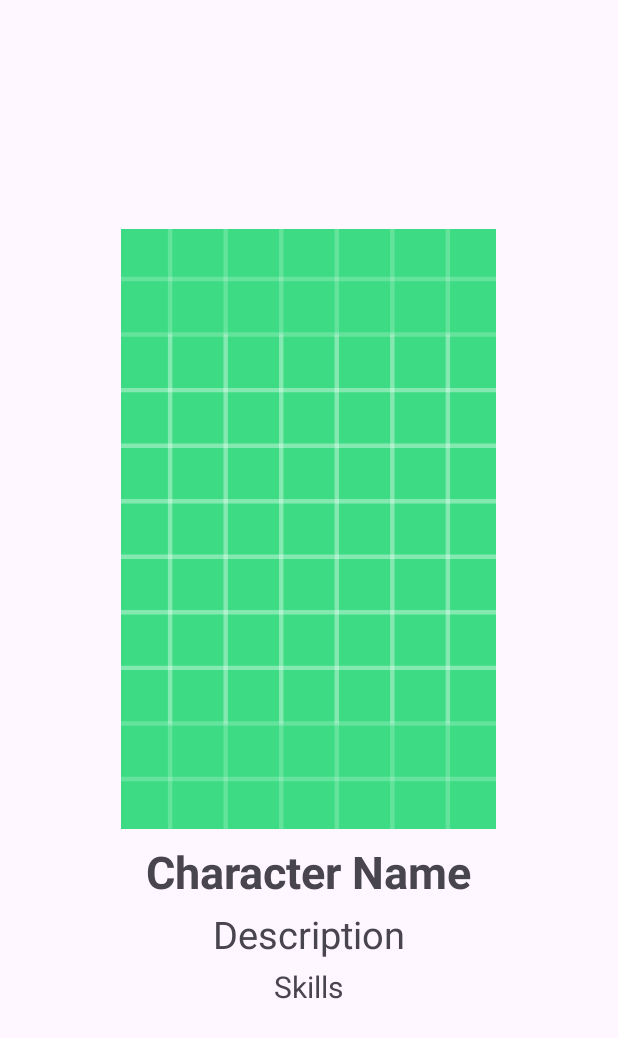
After one commit to cdvallejo/dampmdmtarea2cdva, an Android app: the fragment CharacterDetailFragment shown on its own in the app's theme, on a phone screen of 412 x 824 dp. The commit adds this screen. Shown: the top 1038 px of the screen. Run offline under Robolectric (Android 15) with nearby library versions, the phone set to English and light mode, and no system bars; 1 statement that could not run was skipped.

Commit message:
add Fragments, important changes

```diff
--- /dev/null
+++ b/app/src/main/java/com/example/dampmdmtarea2cdva/CharacterDetailFragment.java
@@ -0,0 +1,56 @@
+package com.example.dampmdmtarea2cdva;
+
+import android.os.Bundle;
+import android.view.LayoutInflater;
+import android.view.View;
+import android.view.ViewGroup;
+
+import androidx.annotation.NonNull;
+import androidx.annotation.Nullable;
+import androidx.appcompat.app.AppCompatActivity;
+import androidx.fragment.app.Fragment;
+
+import com.example.dampmdmtarea2cdva.databinding.CharacterDetailFragmentBinding;
+
+
+public class CharacterDetailFragment extends Fragment {
+
+    private CharacterDetailFragmentBinding binding;
+
+    @Nullable
+    @Override
+    public View onCreateView(@NonNull LayoutInflater inflater, @Nullable ViewGroup container, @Nullable Bundle savedInstanceState) {
+        // Inflar el layout para este fragmento
+        binding = CharacterDetailFragmentBinding.inflate(inflater, container, false);
+        return binding.getRoot();
+    }
+
+    @Override
+    public void onViewCreated(@NonNull View view, @Nullable Bundle savedInstanceState) {
+        super.onViewCreated(view, savedInstanceState);
+
+        // Obtener datos del argumento que inicia este fragmento
+        if (getArguments() != null) {
+            // Cambiado a int para IDs de recurso
+            int imageResId = getArguments().getInt("image");
+            String name = getArguments().getString("name");
+            String description = getArguments().getString("description");
+            String skills = getArguments().getString("skills");
+
+            // Asignar los datos a los componentes
+            binding.image.setImageResource(imageResId);
+            binding.name.setText(name);
+            binding.description.setText(description);
+            binding.skills.setText(skills);
+        }
+    }
+
+    @Override
+    public void onStart() {
+        super.onStart();
+        // Cambia el título del ActionBar
+        if (getActivity() != null) {
+            ((AppCompatActivity) getActivity()).getSupportActionBar().setTitle(R.string.detalles_del_personaje);
+        }
+    }
+}
--- /dev/null
+++ b/app/src/main/res/layout/character_detail_fragment.xml
@@ -0,0 +1,40 @@
+<LinearLayout xmlns:android="http://schemas.android.com/apk/res/android"
+    android:layout_width="match_parent"
+    android:layout_height="match_parent"
+    android:orientation="vertical"
+    android:padding="16dp"
+    android:gravity="center">
+
+    <ImageView
+        android:id="@+id/image"
+        android:layout_width="250dp"
+        android:layout_height="400dp"
+        android:scaleType="centerCrop"
+        android:src="@drawable/ic_launcher_background"/>
+
+    <TextView
+        android:id="@+id/name"
+        android:layout_width="wrap_content"
+        android:layout_height="wrap_content"
+        android:text="Character Name"
+        android:textSize="30sp"
+        android:textStyle="bold"
+        android:layout_marginTop="8dp" />
+
+    <TextView
+        android:id="@+id/description"
+        android:layout_width="wrap_content"
+        android:layout_height="wrap_content"
+        android:text="Description"
+        android:textSize="25sp"
+        android:layout_marginTop="4dp" />
+
+    <TextView
+        android:id="@+id/skills"
+        android:layout_width="wrap_content"
+        android:layout_height="wrap_content"
+        android:text="Skills"
+        android:textSize="20sp"
+        android:layout_marginTop="4dp" />
+
+</LinearLayout>
--- a/app/src/main/res/values/strings.xml
+++ b/app/src/main/res/values/strings.xml
@@ -1,3 +1,6 @@
 <resources>
     <string name="app_name">dam.pmdm.tarea2cdva</string>
+    <string name="lista_de_personajes">Lista de personajes</string>
+    <string name="detalles_del_personaje">Detalles del personaje</string>
+
 </resources>
```
Also changed, not shown: app/src/main/java/com/example/dampmdmtarea2cdva/CharacterListFragment.java (added, +90 -0 lines), app/src/main/java/com/example/dampmdmtarea2cdva/MainActivity.java (+32 -14 lines), app/src/main/res/layout/activity_main.xml (+25 -0 lines), app/src/main/res/layout/character_detail.xml (deleted, +0 -45 lines), app/src/main/res/layout/character_list_fragment.xml (added, +13 -0 lines), app/src/main/res/layout/fragment_home_list.xml (deleted, +0 -20 lines).
